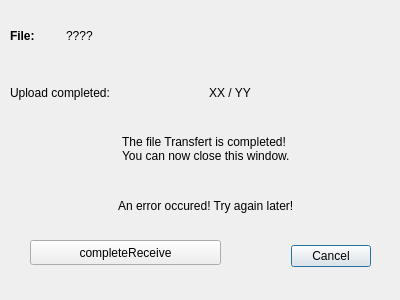
Old version of the form Linpop/uploadwindow.ui in the repository BAKFR/linpop.
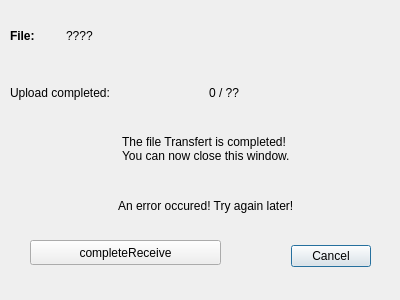
New version of the form.

Commit message: uploadWindow now display progress

Patch:
```diff
--- a/Linpop/uploadwindow.ui
+++ b/Linpop/uploadwindow.ui
@@ -100,7 +100,7 @@
       <item>
        <widget class="QLabel" name="label_3">
         <property name="text">
-         <string>XX / YY</string>
+         <string>0 / ??</string>
         </property>
        </widget>
       </item>
```
Left out of the diff: 2 changed lines with no effect on the pictures. The commit also changes 2 other files.
